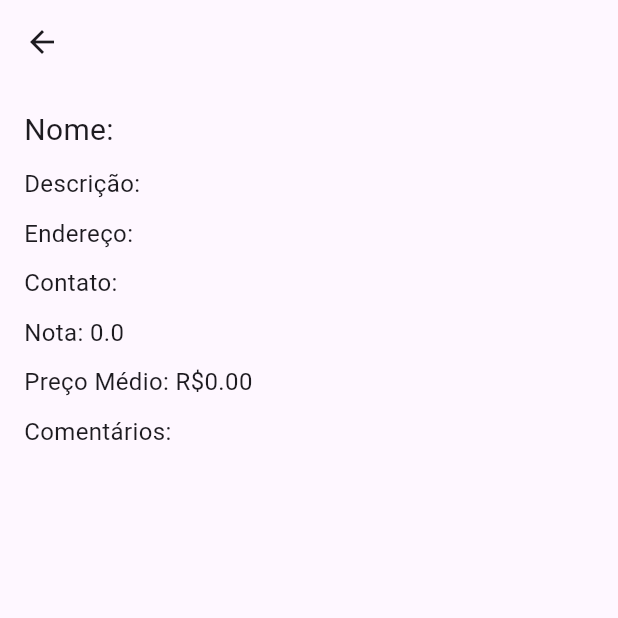
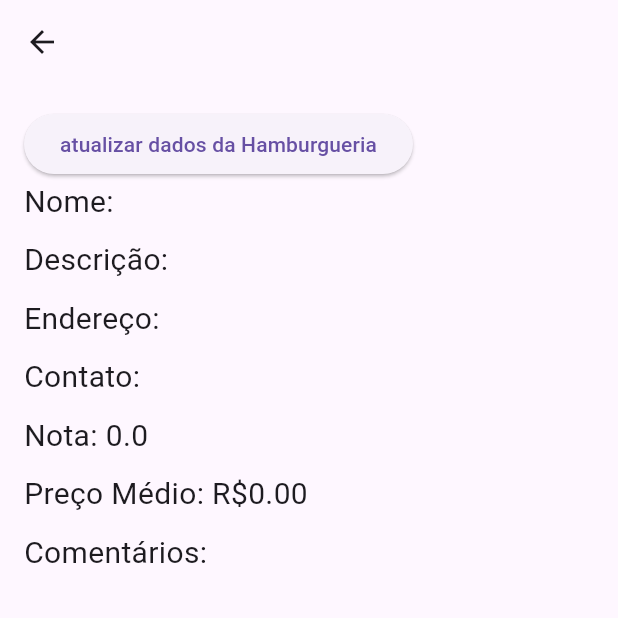
Before and after one commit to V1ct0rSabaa/Hamburgueria-com-Ratings-e-Users, a Flutter app: the ItemDetailsView screen opened directly with empty values, on a phone screen of 412 x 824 dp, the top half of it. Run offline on Flutter 3.47's test engine with Material 3 defaults, Android fonts, the light colour scheme and no system bars; our stand-ins replace cloud_firestore, firebase_auth, firebase_core, localstorage; accounts and stored records are empty.

Commit message:
Sprint 5: Update Hamburgueria

```diff
--- /dev/null
+++ b/lib/src/item.dart
@@ -0,0 +1,49 @@
+import 'package:cloud_firestore/cloud_firestore.dart';
+
+class Item {
+  String id;
+  String name;
+  String description;
+  String address;
+  String contact;
+  double rating;
+  double value;
+  List<Map<String, dynamic>> comments;
+
+  Item({
+    required this.id,
+    required this.name,
+    required this.description,
+    required this.address,
+    required this.contact,
+    required this.rating,
+    required this.value,
+    required this.comments,
+  });
+
+  factory Item.fromFirestore(DocumentSnapshot doc) {
+    Map<String, dynamic> data = doc.data() as Map<String, dynamic>;
+    return Item(
+      id: doc.id,
+      name: data['name'] ?? 'No name',
+      description: data['description'] ?? 'No description',
+      address: data['address'] ?? 'No address',
+      contact: data['contact'] ?? 'No contact',
+      rating: data['rating']?.toDouble() ?? 0.0,
+      value: data['price']?.toDouble() ?? 0.0,
+      comments: List<Map<String, dynamic>>.from(data['comments'] ?? []),
+    );
+  }
+
+  Map<String, dynamic> toFirestore() {
+    return {
+      'name': name,
+      'description': description,
+      'address': address,
+      'contact': contact,
+      'rating': rating,
+      'price': value,
+      'comments': comments,
+    };
+  }
+}
--- a/lib/src/screens/item_details_view.dart
+++ b/lib/src/screens/item_details_view.dart
@@ -1,5 +1,6 @@
 import 'package:flutter/material.dart';
-import '/src/models/item.dart';
+import 'package:hamburgueria/src/screens/update_hamburgueria_screen.dart';
+import '../item.dart';
 
 class ItemDetailsView extends StatelessWidget {
   final Item item;
@@ -8,6 +9,8 @@ class ItemDetailsView extends StatelessWidget {
 
   @override
   Widget build(BuildContext context) {
+    const intervaloTexto = SizedBox(height: 10);
+    const estiloTexto = TextStyle(fontSize: 20,);
     return Scaffold(
       appBar: AppBar(title: Text(item.name)),
       body: Padding(
@@ -15,19 +18,29 @@ class ItemDetailsView extends StatelessWidget {
         child: Column(
           crossAxisAlignment: CrossAxisAlignment.start,
           children: [
-            Text('Nome: ${item.name}', style: TextStyle(fontSize: 20)),
-            SizedBox(height: 10),
-            Text('Descrição: ${item.description}', style: TextStyle(fontSize: 16)),
-            SizedBox(height: 10),
-            Text('Endereço: ${item.address}', style: TextStyle(fontSize: 16)),
-            SizedBox(height: 10),
-            Text('Contato: ${item.contact}', style: TextStyle(fontSize: 16)),
-            SizedBox(height: 10),
-            Text('Nota: ${item.rating}', style: TextStyle(fontSize: 16)),
-            SizedBox(height: 10),
-            Text('Preço Médio: R\$${item.value.toStringAsFixed(2)}', style: TextStyle(fontSize: 16)),
-            SizedBox(height: 10),
-            Text('Comentários:', style: TextStyle(fontSize: 16)),
+           ElevatedButton(
+            child: const Text('atualizar dados da Hamburgueria'),
+            onPressed: () {
+              Navigator.push(
+                context,
+                MaterialPageRoute(
+                    builder: (context) => UpdateHamburgueriaScreen(item: item)),
+                );
+              },
+            ),
+            Text('Nome: ${item.name}', style: estiloTexto),
+            intervaloTexto,
+            Text('Descrição: ${item.description}', style: estiloTexto),
+            intervaloTexto,
+            Text('Endereço: ${item.address}', style: estiloTexto),
+            intervaloTexto,
+            Text('Contato: ${item.contact}', style: estiloTexto),
+            intervaloTexto,
+            Text('Nota: ${item.rating}', style: estiloTexto),
+            intervaloTexto,
+            Text('Preço Médio: R\$${item.value.toStringAsFixed(2)}', style: estiloTexto),
+            intervaloTexto,
+            const Text('Comentários:', style: estiloTexto),
             ...item.comments.map((comment) {
               return ListTile(
                 title: Text(comment['user'] ?? 'Anônimo'),
```
Also changed, not shown: lib/src/screens/item_list_view.dart (+12 -8 lines), lib/src/screens/register_hamburgueria_screen.dart (+22 -8 lines), lib/src/screens/update_hamburgueria_screen.dart (added, +131 -0 lines).
